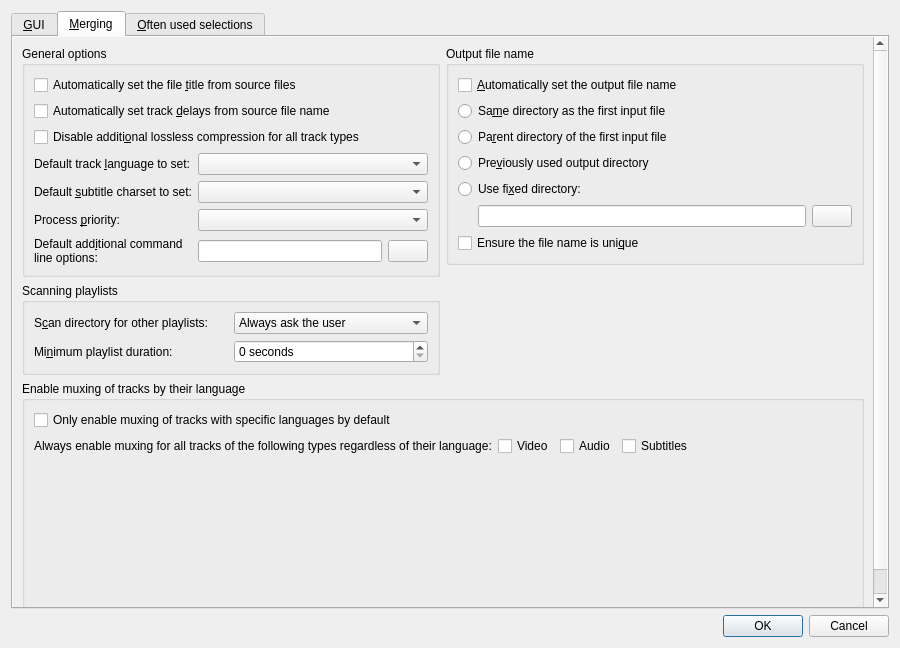
First picture: the form in src/mkvtoolnix-gui/forms/main_window/preferences_dialog.ui, repository jpsdr/MKVToolnix-Windows-7, before the edit.
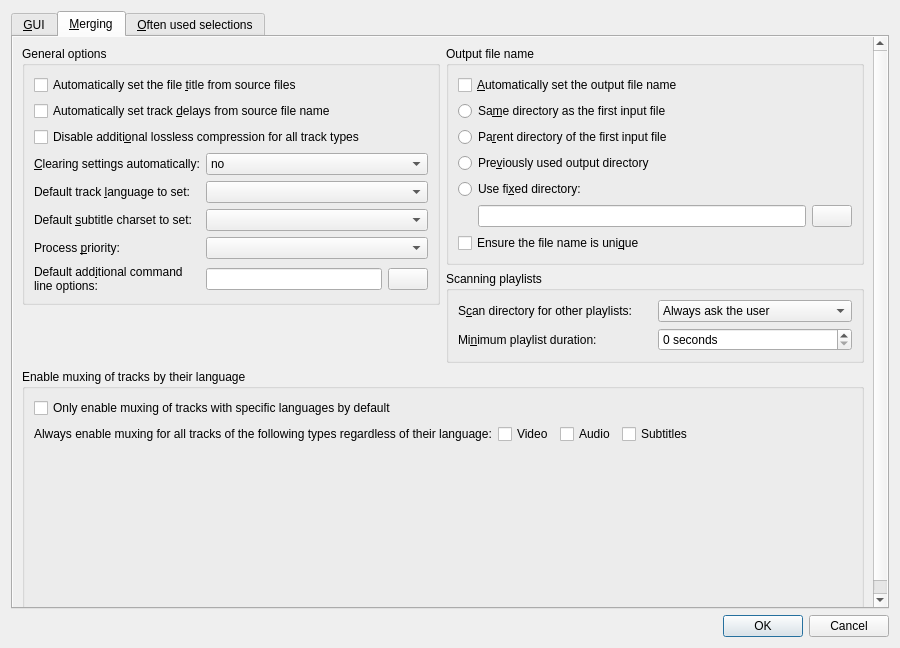
Second picture: the form after the edit. The open tabs and pages were chosen to show the change. Icons and pictures are not drawn. Custom widgets are drawn as their Qt base class.

Commit message:
GUI: add optional action after starting a job/adding to the job queue
Implements #1254.

Patch:
```diff
--- a/src/mkvtoolnix-gui/forms/main_window/preferences_dialog.ui
+++ b/src/mkvtoolnix-gui/forms/main_window/preferences_dialog.ui
@@ -280,8 +280,8 @@
            <rect>
             <x>0</x>
             <y>0</y>
-            <width>767</width>
-            <height>661</height>
+            <width>860</width>
+            <height>627</height>
            </rect>
           </property>
           <layout class="QVBoxLayout" name="verticalLayout_14">
@@ -320,36 +320,28 @@
                     </item>
                     <item>
                      <layout class="QGridLayout" name="gridLayout_2">
-                      <item row="1" column="1">
-                       <widget class="QComboBox" name="cbMDefaultSubtitleCharset"/>
-                      </item>
-                      <item row="0" column="1">
-                       <widget class="QComboBox" name="cbMDefaultTrackLanguage"/>
-                      </item>
-                      <item row="1" column="0">
-                       <widget class="QLabel" name="label_4">
+                      <item row="4" column="1">
+                       <layout class="QHBoxLayout" name="horizontalLayout_9">
+                        <item>
+                         <widget class="QLineEdit" name="leMDefaultAdditionalCommandLineOptions"/>
+                        </item>
+                        <item>
+                         <widget class="QPushButton" name="pbMEditDefaultAdditionalCommandLineOptions">
                         <property name="text">
-                         <string>Default &amp;subtitle charset to set:</string>
-                        </property>
-                        <property name="buddy">
-                         <cstring>cbMDefaultSubtitleCharset</cstring>
+                           <string/>
+                          </property>
+                          <property name="icon">
+                           <iconset resource="../../qt_resources.qrc">
+                            <normaloff>:/icons/16x16/view-choose.png</normaloff>:/icons/16x16/view-choose.png</iconset>
                         </property>
                        </widget>
                       </item>
-                      <item row="2" column="0">
-                       <widget class="QLabel" name="label_5">
-                        <property name="text">
-                         <string>Process &amp;priority:</string>
-                        </property>
-                        <property name="buddy">
-                         <cstring>cbMProcessPriority</cstring>
-                        </property>
-                       </widget>
+                       </layout>
                       </item>
-                      <item row="2" column="1">
+                      <item row="3" column="1">
                        <widget class="QComboBox" name="cbMProcessPriority"/>
                       </item>
-                      <item row="0" column="0">
+                      <item row="1" column="0">
                        <widget class="QLabel" name="label_12">
                         <property name="text">
                          <string>Default track &amp;language to set:</string>
@@ -360,6 +352,26 @@
                        </widget>
                       </item>
                       <item row="3" column="0">
+                       <widget class="QLabel" name="label_5">
+                        <property name="text">
+                         <string>Process &amp;priority:</string>
+                        </property>
+                        <property name="buddy">
+                         <cstring>cbMProcessPriority</cstring>
+                        </property>
+                       </widget>
+                      </item>
+                      <item row="2" column="0">
+                       <widget class="QLabel" name="label_4">
+                        <property name="text">
+                         <string>Default &amp;subtitle charset to set:</string>
+                        </property>
+                        <property name="buddy">
+                         <cstring>cbMDefaultSubtitleCharset</cstring>
+                        </property>
+                       </widget>
+                      </item>
+                      <item row="4" column="0">
                        <widget class="QLabel" name="label_15">
                         <property name="text">
                          <string>Default add&amp;itional command line options:</string>
@@ -372,39 +384,16 @@
                         </property>
                        </widget>
                       </item>
-                      <item row="3" column="1">
-                       <layout class="QHBoxLayout" name="horizontalLayout_9">
-                        <item>
-                         <widget class="QLineEdit" name="leMDefaultAdditionalCommandLineOptions"/>
-                        </item>
-                        <item>
-                         <widget class="QPushButton" name="pbMEditDefaultAdditionalCommandLineOptions">
-                          <property name="text">
-                           <string/>
-                          </property>
-                          <property name="icon">
-                           <iconset resource="../../qt_resources.qrc">
-                            <normaloff>:/icons/16x16/view-choose.png</normaloff>:/icons/16x16/view-choose.png</iconset>
-                          </property>
-                         </widget>
-                        </item>
-                       </layout>
-                      </item>
-                     </layout>
-                    </item>
-                   </layout>
-                  </widget>
-                 </item>
-                 <item>
-                  <widget class="QGroupBox" name="groupBox_2">
-                   <property name="title">
-                    <string>Scanning playlists</string>
-                   </property>
-                   <layout class="QGridLayout" name="gridLayout">
+                      <item row="1" column="1">
+                       <widget class="QComboBox" name="cbMDefaultTrackLanguage"/>
+                      </item>
+                      <item row="2" column="1">
+                       <widget class="QComboBox" name="cbMDefaultSubtitleCharset"/>
+                      </item>
                     <item row="0" column="0">
-                     <widget class="QLabel" name="label">
+                       <widget class="QLabel" name="label_6">
                       <property name="text">
-                       <string>S&amp;can directory for other playlists:</string>
+                         <string>&amp;Clearing settings automatically:</string>
                       </property>
                       <property name="buddy">
                        <cstring>cbMScanPlaylistsPolicy</cstring>
@@ -412,16 +401,10 @@
                      </widget>
                     </item>
                     <item row="0" column="1">
-                     <widget class="QComboBox" name="cbMScanPlaylistsPolicy">
-                      <property name="minimumSize">
-                       <size>
-                        <width>100</width>
-                        <height>0</height>
-                       </size>
-                      </property>
+                       <widget class="QComboBox" name="cbMClearMergeSettings">
                       <item>
                        <property name="text">
-                        <string>Always ask the user</string>
+                          <string>no</string>
                        </property>
                       </item>
                       <item>
@@ -436,28 +419,7 @@
                       </item>
                      </widget>
                     </item>
-                    <item row="1" column="0">
-                     <widget class="QLabel" name="label_2">
-                      <property name="text">
-                       <string>Mi&amp;nimum playlist duration:</string>
-                      </property>
-                      <property name="buddy">
-                       <cstring>sbMMinPlaylistDuration</cstring>
-                      </property>
-                     </widget>
-                    </item>
-                    <item row="1" column="1">
-                     <widget class="QSpinBox" name="sbMMinPlaylistDuration">
-                      <property name="suffix">
-                       <string> seconds</string>
-                      </property>
-                      <property name="maximum">
-                       <number>99999</number>
-                      </property>
-                      <property name="singleStep">
-                       <number>10</number>
-                      </property>
-                     </widget>
+                     </layout>
                     </item>
                    </layout>
                   </widget>
@@ -566,6 +528,73 @@
                  </layout>
                 </widget>
                </item>
+               <item>
+                <widget class="QGroupBox" name="groupBox_2">
+                 <property name="title">
+                  <string>Scanning playlists</string>
+                 </property>
+                 <layout class="QGridLayout" name="gridLayout">
+                  <item row="0" column="0">
+                   <widget class="QLabel" name="label">
+                    <property name="text">
+                     <string>S&amp;can directory for other playlists:</string>
+                    </property>
+                    <property name="buddy">
+                     <cstring>cbMScanPlaylistsPolicy</cstring>
+                    </property>
+                   </widget>
+                  </item>
+                  <item row="0" column="1">
+                   <widget class="QComboBox" name="cbMScanPlaylistsPolicy">
+                    <property name="minimumSize">
+                     <size>
+                      <width>100</width>
+                      <height>0</height>
+                     </size>
+                    </property>
+                    <item>
+                     <property name="text">
+                      <string>Always ask the user</string>
+                     </property>
+                    </item>
+                    <item>
+                     <property name="text">
+                      <string>Always scan for other playlists</string>
+                     </property>
+                    </item>
+                    <item>
+                     <property name="text">
+                      <string>Never scan for other playlists</string>
+                     </property>
+                    </item>
+                   </widget>
+                  </item>
+                  <item row="1" column="0">
+                   <widget class="QLabel" name="label_2">
+                    <property name="text">
+                     <string>Mi&amp;nimum playlist duration:</string>
+                    </property>
+                    <property name="buddy">
+                     <cstring>sbMMinPlaylistDuration</cstring>
+                    </property>
+                   </widget>
+                  </item>
+                  <item row="1" column="1">
+                   <widget class="QSpinBox" name="sbMMinPlaylistDuration">
+                    <property name="suffix">
+                     <string> seconds</string>
+                    </property>
+                    <property name="maximum">
+                     <number>99999</number>
+                    </property>
+                    <property name="singleStep">
+                     <number>10</number>
+                    </property>
+                   </widget>
+                  </item>
+                 </layout>
+                </widget>
+               </item>
                <item>
                 <spacer name="verticalSpacer_3">
                  <property name="orientation">
```
Left out of the diff: 6 changed lines with no effect on the pictures. Lines whose indentation alone changed are shown as unchanged. The commit also changes 6 other files.
